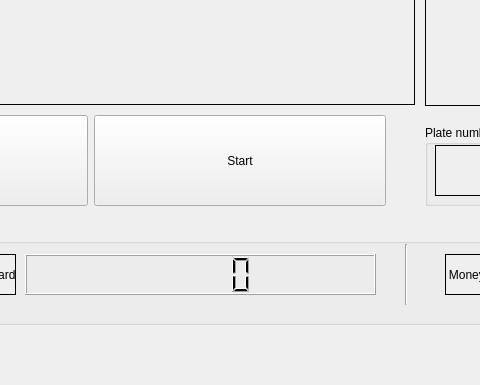
Above: GUI/gui.ui from hiimmuc/SmartParking before the change; both pictures show x 245 to 725 and y 335 to 720 of the 1280 by 720 pixel window. Below: the same form after it.
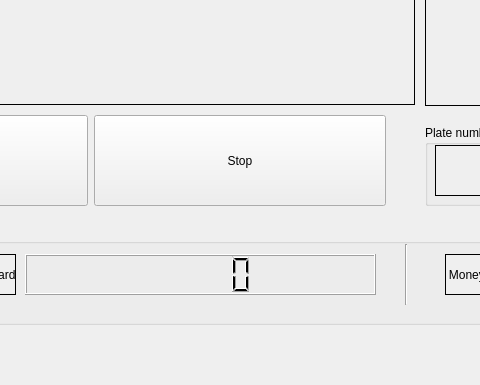
That is the form after the change.

What changed in the file:
```diff
--- a/GUI/gui.ui
+++ b/GUI/gui.ui
@@ -529,7 +529,7 @@
         </sizepolicy>
        </property>
        <property name="text">
-        <string>Start</string>
+        <string>Stop</string>
        </property>
       </widget>
      </item>
```
